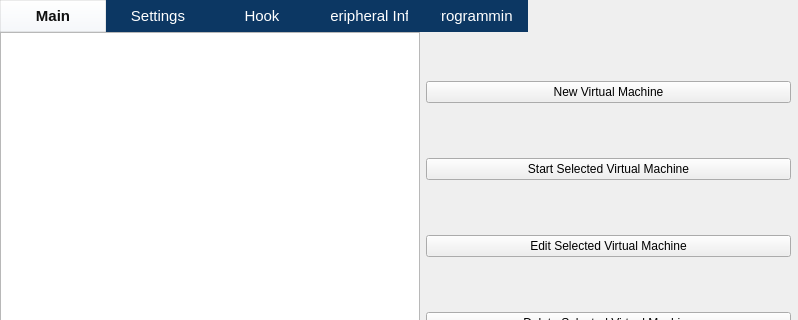
Above: ui/Main.ui from wjqsec/EmuGUI before the change; both pictures show x 0 to 798 and y 0 to 320 of the 798 by 598 pixel window. Below: the same form after it.
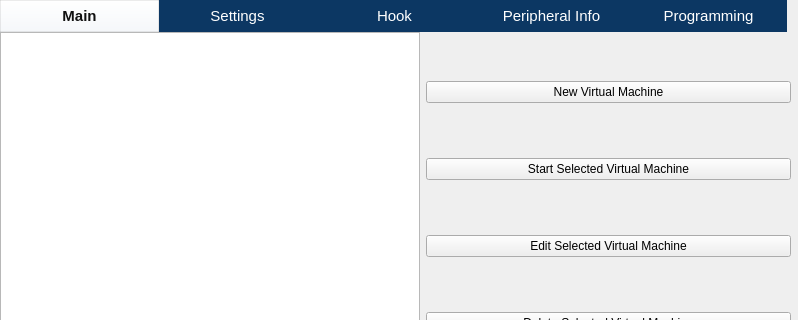
That is the form after the change.

Commit message: fix tab width

Patch:
```diff
--- a/ui/Main.ui
+++ b/ui/Main.ui
@@ -29,6 +29,12 @@
     <layout class="QGridLayout" name="gridLayout">
      <item row="0" column="0">
       <widget class="QTabWidget" name="tabWidget">
+      <property name="sizePolicy">
+       <sizepolicy hsizetype="Expanding" vsizetype="Expanding">
+       <horstretch>0</horstretch>
+       <verstretch>0</verstretch>
+       </sizepolicy>
+       </property>
        <property name="currentIndex">
         <number>0</number>
        </property>
@@ -47,9 +53,7 @@
          }
 
          QTabWidget#tabWidget QTabBar {
-         qproperty-expanding: false;
-         margin-left: auto;
-         margin-right: auto;
+         qproperty-expanding: true;
          spacing: 6px;
          }
 
@@ -57,9 +61,9 @@
          background: #0c3763;
          color: #ffffff;
          padding: 8px 16px;
-         border-radius: 0px;
          font-size: 15px;
-         min-width: 72px;
+         min-width: 125px;
+         qproperty-expanding: true
          }
 
         QTabWidget#tabWidget QTabBar::tab:hover {
```
The commit also changes 1 other file.
